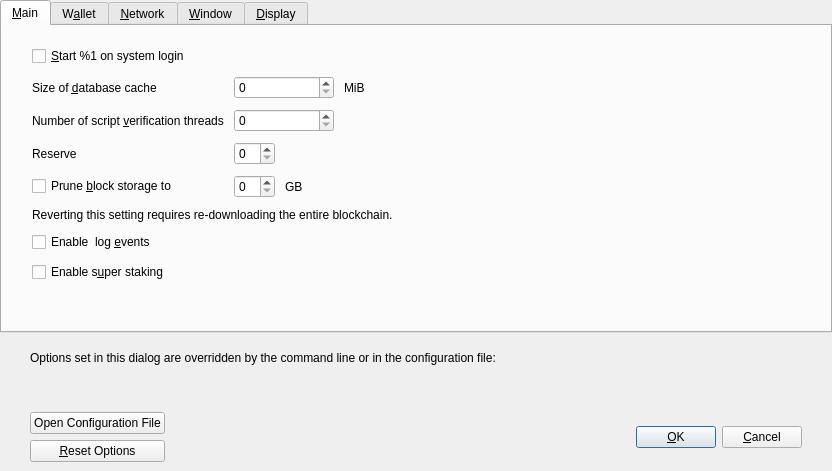
This is src/qt/forms/optionsdialog.ui in Runebase/runebase as Qt 5 draws it before an edit. The edited form follows.
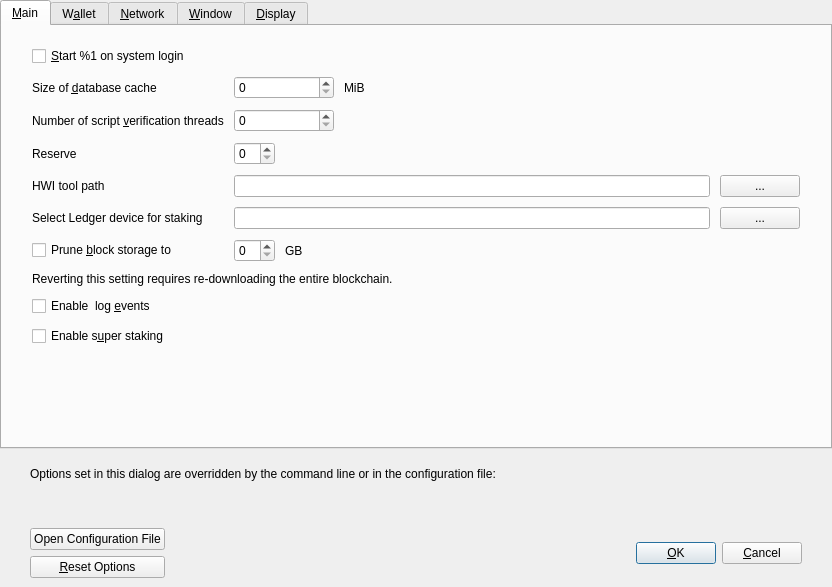
This is the edited form. Custom widgets are drawn as their Qt base class.

Diff of the .ui file:
```diff
--- a/src/qt/forms/optionsdialog.ui
+++ b/src/qt/forms/optionsdialog.ui
@@ -7,7 +7,7 @@
     <x>0</x>
     <y>0</y>
     <width>832</width>
-    <height>471</height>
+    <height>587</height>
    </rect>
   </property>
   <property name="windowTitle">
@@ -69,13 +69,13 @@
          <property name="verticalSpacing">
           <number>10</number>
          </property>
-         <item row="4" column="0" colspan="2">
-          <widget class="QLabel" name="pruneWarning">
-           <property name="text">
-            <string>Reverting this setting requires re-downloading the entire blockchain.</string>
+         <item row="5" column="0">
+          <widget class="QCheckBox" name="prune">
+           <property name="toolTip">
+            <string>Disables some advanced features but all blocks will still be fully validated. Reverting this setting requires re-downloading the entire blockchain. Actual disk usage may be somewhat higher.</string>
            </property>
-           <property name="textFormat">
-            <enum>Qt::PlainText</enum>
+           <property name="text">
+            <string>Prune &amp;block storage to</string>
            </property>
           </widget>
          </item>
@@ -92,18 +92,53 @@
            </property>
           </widget>
          </item>
-         <item row="2" column="0">
-          <widget class="QLabel" name="reserveBalanceLabel">
-           <property name="text">
-            <string>Reserve</string>
-           </property>
-           <property name="textFormat">
-            <enum>Qt::PlainText</enum>
-           </property>
-           <property name="buddy">
-            <cstring>threadsScriptVerif</cstring>
-           </property>
-          </widget>
+         <item row="5" column="1">
+          <layout class="QHBoxLayout" name="horizontalLayout_Main_Prune">
+           <item>
+            <widget class="QSpinBox" name="pruneSize"/>
+           </item>
+           <item>
+            <widget class="QLabel" name="pruneSizeUnitLabel">
+             <property name="text">
+              <string>GB</string>
+             </property>
+             <property name="textFormat">
+              <enum>Qt::PlainText</enum>
+             </property>
+            </widget>
+           </item>
+           <item>
+            <spacer name="horizontalSpacer_Main_Prune">
+             <property name="orientation">
+              <enum>Qt::Horizontal</enum>
+             </property>
+             <property name="sizeHint" stdset="0">
+              <size>
+               <width>40</width>
+               <height>20</height>
+              </size>
+             </property>
+            </spacer>
+           </item>
+          </layout>
+         </item>
+         <item row="3" column="1">
+          <layout class="QHBoxLayout" name="horizontalLayout">
+           <item>
+            <widget class="QLineEdit" name="txtHWIToolPath">
+             <property name="toolTip">
+              <string>Hardware wallet interface tool location on disk</string>
+             </property>
+            </widget>
+           </item>
+           <item>
+            <widget class="QPushButton" name="toolHWIPath">
+             <property name="text">
+              <string>...</string>
+             </property>
+            </widget>
+           </item>
+          </layout>
          </item>
          <item row="0" column="1">
           <layout class="QHBoxLayout" name="horizontalLayout_2_Main">
@@ -142,6 +177,46 @@
            </item>
           </layout>
          </item>
+         <item row="1" column="1">
+          <layout class="QHBoxLayout" name="horizontalLayout_3_Main">
+           <item>
+            <widget class="QSpinBox" name="threadsScriptVerif">
+             <property name="minimumSize">
+              <size>
+               <width>100</width>
+               <height>0</height>
+              </size>
+             </property>
+             <property name="toolTip">
+              <string>(0 = auto, &lt;0 = leave that many cores free)</string>
+             </property>
+            </widget>
+           </item>
+           <item>
+            <spacer name="horizontalSpacer_3_Main">
+             <property name="orientation">
+              <enum>Qt::Horizontal</enum>
+             </property>
+             <property name="sizeHint" stdset="0">
+              <size>
+               <width>40</width>
+               <height>20</height>
+              </size>
+             </property>
+            </spacer>
+           </item>
+          </layout>
+         </item>
+         <item row="6" column="0" colspan="2">
+          <widget class="QLabel" name="pruneWarning">
+           <property name="text">
+            <string>Reverting this setting requires re-downloading the entire blockchain.</string>
+           </property>
+           <property name="textFormat">
+            <enum>Qt::PlainText</enum>
+           </property>
+          </widget>
+         </item>
          <item row="0" column="0">
           <widget class="QLabel" name="databaseCacheLabel">
            <property name="text">
@@ -155,6 +230,51 @@
            </property>
           </widget>
          </item>
+         <item row="3" column="0">
+          <widget class="QLabel" name="HWIToolLabel">
+           <property name="text">
+            <string>HWI tool path</string>
+           </property>
+          </widget>
+         </item>
+         <item row="2" column="0">
+          <widget class="QLabel" name="reserveBalanceLabel">
+           <property name="text">
+            <string>Reserve</string>
+           </property>
+           <property name="textFormat">
+            <enum>Qt::PlainText</enum>
+           </property>
+           <property name="buddy">
+            <cstring>threadsScriptVerif</cstring>
+           </property>
+          </widget>
+         </item>
+         <item row="4" column="1">
+          <layout class="QHBoxLayout" name="horizontalLayout2">
+           <item>
+            <widget class="QLineEdit" name="txtStakeLedgerId">
+             <property name="toolTip">
+              <string>Fingerprint of the ledger that you want to be used for staking with hardware wallet</string>
+             </property>
+            </widget>
+           </item>
+           <item>
+            <widget class="QPushButton" name="toolStakeLedgerId">
+             <property name="text">
+              <string>...</string>
+             </property>
+            </widget>
+           </item>
+          </layout>
+         </item>
+         <item row="4" column="0">
+          <widget class="QLabel" name="stakeLedgerIdlabel">
+           <property name="text">
+            <string>Select Ledger device for staking</string>
+           </property>
+          </widget>
+         </item>
          <item row="2" column="1">
           <layout class="QHBoxLayout" name="horizontalLayout_3_Main_3">
            <item>
@@ -179,92 +299,22 @@
            </item>
           </layout>
          </item>
-         <item row="1" column="1">
-          <layout class="QHBoxLayout" name="horizontalLayout_3_Main">
-           <item>
-            <widget class="QSpinBox" name="threadsScriptVerif">
-             <property name="minimumSize">
-              <size>
-               <width>100</width>
-               <height>0</height>
-              </size>
-             </property>
-             <property name="toolTip">
-              <string>(0 = auto, &lt;0 = leave that many cores free)</string>
-             </property>
-            </widget>
-           </item>
-           <item>
-            <spacer name="horizontalSpacer_3_Main">
-             <property name="orientation">
-              <enum>Qt::Horizontal</enum>
-             </property>
-             <property name="sizeHint" stdset="0">
-              <size>
-               <width>40</width>
-               <height>20</height>
-              </size>
-             </property>
-            </spacer>
-           </item>
-          </layout>
-         </item>
-         <item row="3" column="0">
-          <widget class="QCheckBox" name="prune">
-           <property name="toolTip">
-            <string>Disables some advanced features but all blocks will still be fully validated. Reverting this setting requires re-downloading the entire blockchain. Actual disk usage may be somewhat higher.</string>
-           </property>
+         <item row="7" column="0" colspan="2">
+          <widget class="QCheckBox" name="logEvents">
            <property name="text">
-            <string>Prune &amp;block storage to</string>
+            <string>Enable  log &amp;events</string>
            </property>
           </widget>
          </item>
-         <item row="3" column="1">
-          <layout class="QHBoxLayout" name="horizontalLayout_Main_Prune">
-           <item>
-            <widget class="QSpinBox" name="pruneSize"/>
-           </item>
-           <item>
-            <widget class="QLabel" name="pruneSizeUnitLabel">
-             <property name="text">
-              <string>GB</string>
-             </property>
-             <property name="textFormat">
-              <enum>Qt::PlainText</enum>
-             </property>
-            </widget>
-           </item>
-           <item>
-            <spacer name="horizontalSpacer_Main_Prune">
-             <property name="orientation">
-              <enum>Qt::Horizontal</enum>
-             </property>
-             <property name="sizeHint" stdset="0">
-              <size>
-               <width>40</width>
-               <height>20</height>
-              </size>
-             </property>
-            </spacer>
-           </item>
-          </layout>
+         <item row="8" column="0" colspan="2">
+          <widget class="QCheckBox" name="superStaking">
+           <property name="text">
+            <string>Enable s&amp;uper staking</string>
+           </property>
+          </widget>
          </item>
         </layout>
        </item>
-       <item>
-        <widget class="QCheckBox" name="logEvents">
-         <property name="text">
-          <string>Enable  log &amp;events</string>
-         </property>
-        </widget>
-       </item>
-       <item>
-        <widget class="QCheckBox" name="superStaking">
-         <property name="text">
-          <string>Enable s&amp;uper staking</string>
-         </property>
-        </widget>
-       </item>
        <item>
         <spacer name="verticalSpacer_Main">
          <property name="orientation">
```
Left out of the diff: 7 changed lines with no effect on the pictures.
